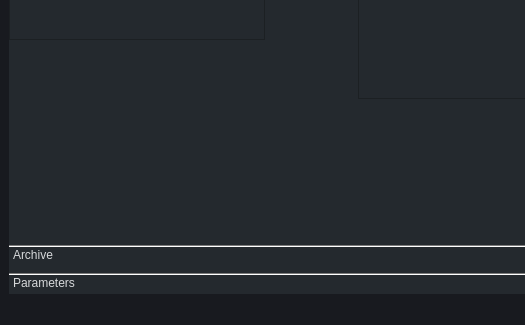
Before: the Qt Designer form mainwindow.ui in MaximeAeva/TheEfficientGuy, drawn with Qt 5; both pictures show x 0 to 525 and y 235 to 560 of the 791 by 560 pixel window.
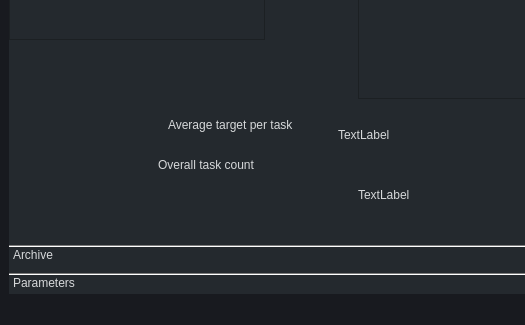
After: the same form once the commit is applied. Custom widgets are drawn as their Qt base class.

Diff of the .ui file:
```diff
--- a/mainwindow.ui
+++ b/mainwindow.ui
@@ -121,6 +121,58 @@
           </rect>
          </property>
         </widget>
+        <widget class="QLabel" name="overL">
+         <property name="geometry">
+          <rect>
+           <x>150</x>
+           <y>310</y>
+           <width>181</width>
+           <height>16</height>
+          </rect>
+         </property>
+         <property name="text">
+          <string>Overall task count</string>
+         </property>
+        </widget>
+        <widget class="QLabel" name="avgL">
+         <property name="geometry">
+          <rect>
+           <x>160</x>
+           <y>270</y>
+           <width>141</width>
+           <height>16</height>
+          </rect>
+         </property>
+         <property name="text">
+          <string>Average target per task</string>
+         </property>
+        </widget>
+        <widget class="QLabel" name="avgD">
+         <property name="geometry">
+          <rect>
+           <x>330</x>
+           <y>280</y>
+           <width>55</width>
+           <height>16</height>
+          </rect>
+         </property>
+         <property name="text">
+          <string>TextLabel</string>
+         </property>
+        </widget>
+        <widget class="QLabel" name="overD">
+         <property name="geometry">
+          <rect>
+           <x>350</x>
+           <y>340</y>
+           <width>55</width>
+           <height>16</height>
+          </rect>
+         </property>
+         <property name="text">
+          <string>TextLabel</string>
+         </property>
+        </widget>
        </widget>
       </widget>
       <widget class="QWidget" name="page_5">
```
